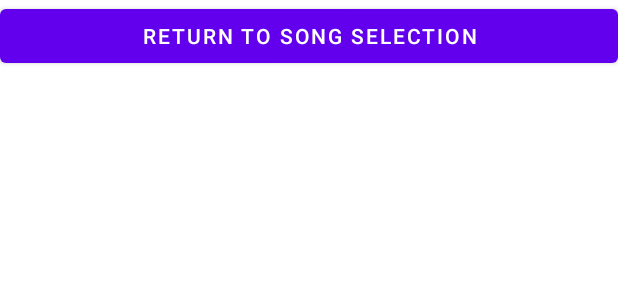
After one commit to RobPeissig/KaraOK, an Android app: the layout activity_end_screen.xml on its own in the app's theme, with its tools: preview values and no code run, on a phone screen of 412 x 824 dp. The commit adds this screen. Shown: the top 300 px of the screen. Run offline under Robolectric (Android 15) with nearby library versions, the phone set to English and light mode, and no system bars.

Commit message:
End Screen activated

```diff
--- /dev/null
+++ b/app/src/main/res/layout/activity_end_screen.xml
@@ -0,0 +1,20 @@
+<?xml version="1.0" encoding="utf-8"?>
+<androidx.constraintlayout.widget.ConstraintLayout xmlns:android="http://schemas.android.com/apk/res/android"
+    xmlns:app="http://schemas.android.com/apk/res-auto"
+    xmlns:tools="http://schemas.android.com/tools"
+    android:layout_width="match_parent"
+    android:layout_height="match_parent"
+    tools:context=".EndScreen">
+
+    <LinearLayout
+        android:layout_width="match_parent"
+        android:layout_height="match_parent"
+        android:orientation="vertical">
+
+        <Button
+            android:id="@+id/returnBut"
+            android:layout_width="match_parent"
+            android:layout_height="wrap_content"
+            android:text="Return to Song Selection" />
+    </LinearLayout>
+</androidx.constraintlayout.widget.ConstraintLayout>
--- a/app/src/main/res/values/strings.xml
+++ b/app/src/main/res/values/strings.xml
@@ -1,7 +1,7 @@
 <resources>
     <string name="app_name">KaraOK</string>
 
-<!--    from liveEffectDemo-->
+    <!--    from liveEffectDemo-->
     <string name="action_settings">Settings</string>
     <string name="start_effect">Get Ready to Sing!</string>
     <string name="stop_effect">Stop</string>
```
Also changed, not shown: app/src/main/AndroidManifest.xml (+19 -9 lines), app/src/main/java/com/example/karaok/EndScreen.java (added, +28 -0 lines), app/src/main/java/com/example/karaok/LiveEffectDemo.java (+10 -1 lines).
